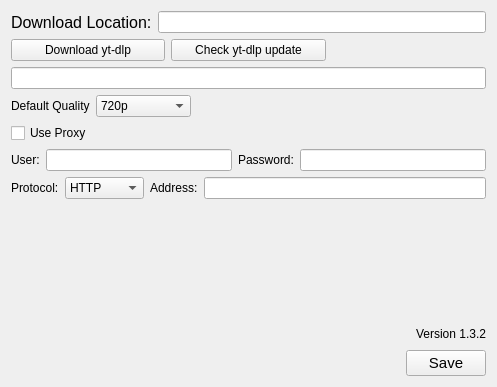
hyseki777/Yet-Another-yt-dlp-Frontend, file settings.ui: the form before one commit.
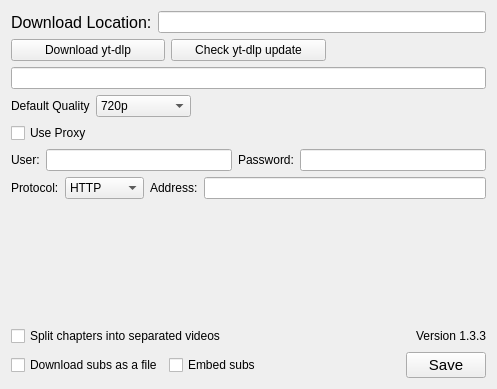
The form after the commit.

The edit to the form file:
```diff
--- a/settings.ui
+++ b/settings.ui
@@ -7,7 +7,7 @@
     <x>0</x>
     <y>0</y>
     <width>497</width>
-    <height>387</height>
+    <height>389</height>
    </rect>
   </property>
   <property name="windowTitle">
@@ -215,6 +215,13 @@
    </item>
    <item>
     <layout class="QHBoxLayout" name="bottom_hLayout">
+     <item>
+      <widget class="QCheckBox" name="split_checkBox">
+       <property name="text">
+        <string>Split chapters into separated videos</string>
+       </property>
+      </widget>
+     </item>
      <item>
       <spacer name="bottom_hSpacer">
        <property name="orientation">
@@ -231,7 +238,7 @@
      <item>
       <widget class="QLabel" name="label_6">
        <property name="text">
-        <string>Version 1.3.2</string>
+        <string>Version 1.3.3</string>
        </property>
       </widget>
      </item>
@@ -239,6 +246,20 @@
    </item>
    <item>
     <layout class="QHBoxLayout" name="save_hLayout">
+     <item>
+      <widget class="QCheckBox" name="dlsubs_checkBox">
+       <property name="text">
+        <string>Download subs as a file</string>
+       </property>
+      </widget>
+     </item>
+     <item>
+      <widget class="QCheckBox" name="embedsubs_checkBox">
+       <property name="text">
+        <string>Embed subs</string>
+       </property>
+      </widget>
+     </item>
      <item>
       <spacer name="save_hSpacer">
        <property name="orientation">
```
